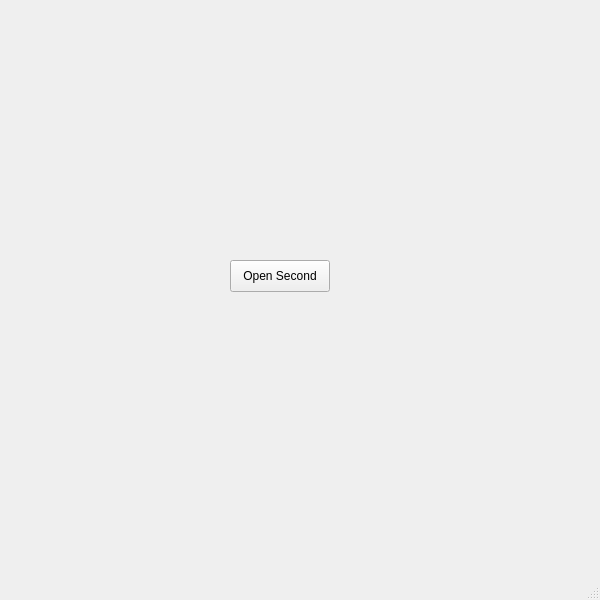
Old version of the form studentmgapp/mainwindow.ui in the repository kiromain/STMA.
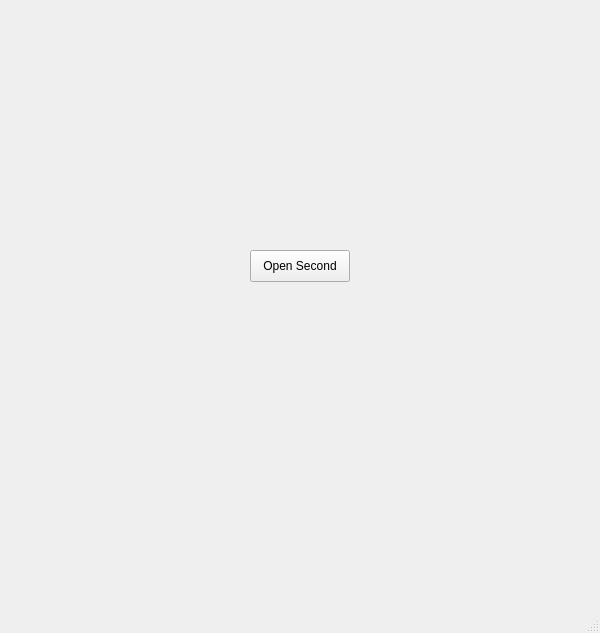
New version of the form. Icons and pictures are not drawn.

Patch:
```diff
--- a/studentmgapp/mainwindow.ui
+++ b/studentmgapp/mainwindow.ui
@@ -7,18 +7,27 @@
     <x>0</x>
     <y>0</y>
     <width>600</width>
-    <height>600</height>
+    <height>633</height>
    </rect>
   </property>
+  <property name="minimumSize">
+   <size>
+    <width>600</width>
+    <height>0</height>
+   </size>
+  </property>
   <property name="windowTitle">
    <string>MainWindow</string>
   </property>
-  <widget class="QWidget" name="centralwidget">
+  <property name="styleSheet">
+   <string notr="true">background-image:url(:/background/PW.jpeg)</string>
+  </property>
+  <widget class="QWidget" name="widget">
    <widget class="QPushButton" name="pushButton">
     <property name="geometry">
      <rect>
-      <x>230</x>
-      <y>260</y>
+      <x>250</x>
+      <y>250</y>
       <width>100</width>
       <height>32</height>
      </rect>
```
